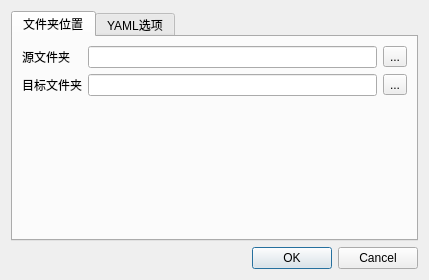
The window that Markdown/window.ui (BuckyI/toolbox) describes before a commit, drawn with Qt 5.
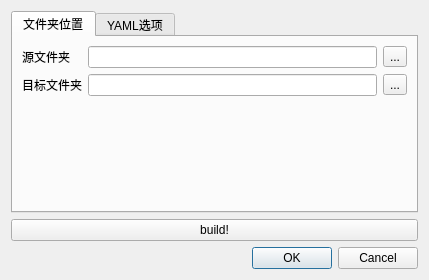
The same window after the commit. The open tabs and pages were chosen to show the change.

Commit message: ✨ feat(window.py): 增加按钮，设定路径后build html

```diff
--- a/Markdown/window.ui
+++ b/Markdown/window.ui
@@ -115,6 +115,13 @@
      </widget>
     </widget>
    </item>
+   <item>
+    <widget class="QPushButton" name="buildButton">
+     <property name="text">
+      <string>build!</string>
+     </property>
+    </widget>
+   </item>
    <item>
     <widget class="QDialogButtonBox" name="buttonBox">
      <property name="orientation">
```
Left out of the diff: 2 changed lines with no effect on the pictures. The commit also changes 1 other file.
